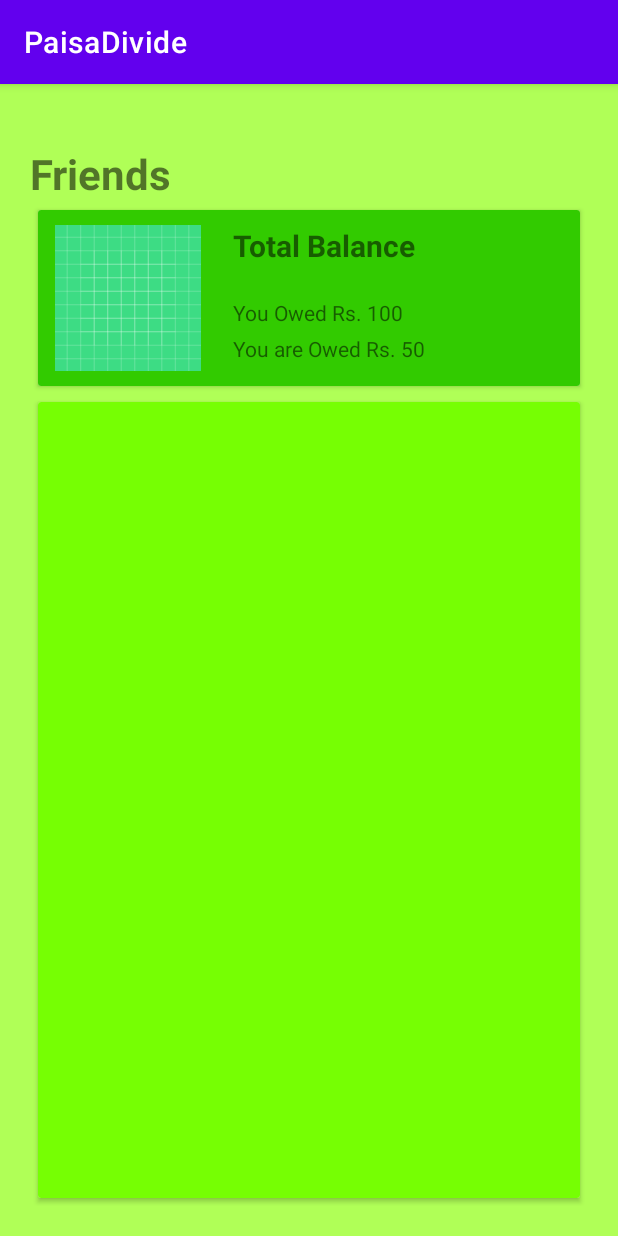
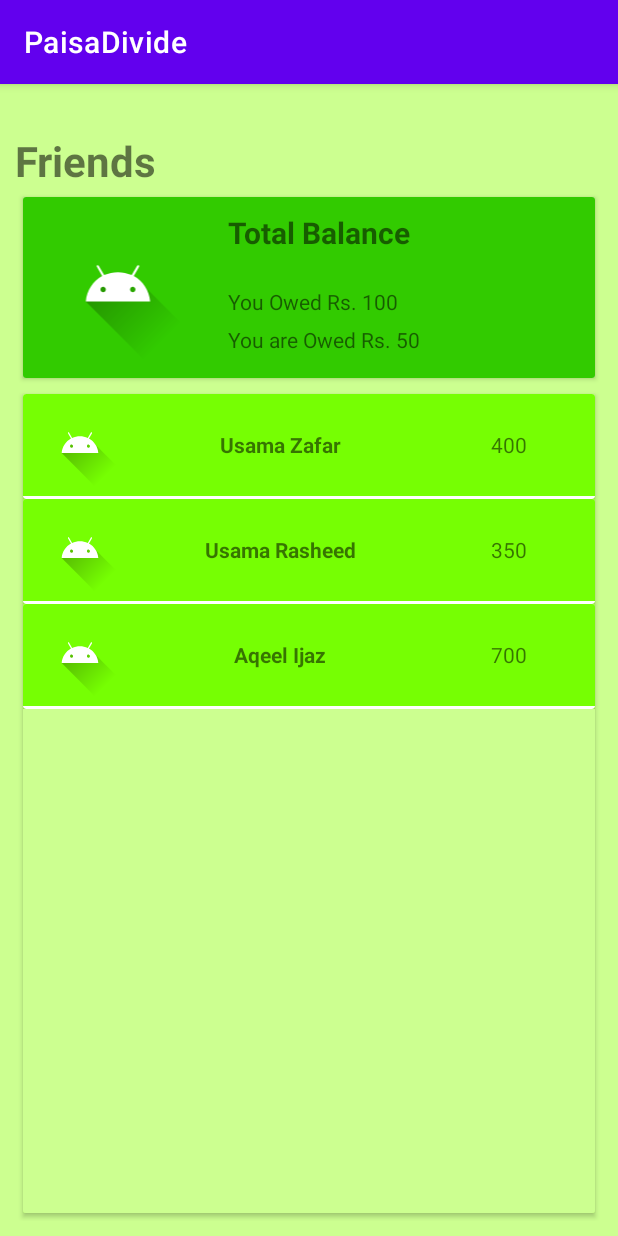
Before and after one commit to aqeel1211/PaisaDivide, an Android app: the screen it shows after launch (MainActivity), on a phone screen of 412 x 824 dp. Run offline under Robolectric (Android 15) with nearby library versions, the phone set to English and light mode, and no system bars.

Commit message:
Main activity Recycler View Complete

```diff
--- a/app/src/main/AndroidManifest.xml
+++ b/app/src/main/AndroidManifest.xml
@@ -9,6 +9,7 @@
         android:roundIcon="@mipmap/ic_launcher_round"
         android:supportsRtl="true"
         android:theme="@style/Theme.PaisaDivide">
+        <activity android:name=".SettleActivity"></activity>
         <activity android:name=".MainActivity">
             <intent-filter>
                 <action android:name="android.intent.action.MAIN" />
--- /dev/null
+++ b/app/src/main/java/com/example/paisadivide/Data.java
@@ -0,0 +1,38 @@
+package com.example.paisadivide;
+
+
+public class Data {
+    int image;
+    String name;
+    String amount;
+
+    public Data(int image, String name, String amount) {
+        this.image = image;
+        this.name = name;
+        this.amount = amount;
+    }
+
+    public int getImage() {
+        return image;
+    }
+
+    public void setImage(int image) {
+        this.image = image;
+    }
+
+    public String getName() {
+        return name;
+    }
+
+    public void setName(String name) {
+        this.name = name;
+    }
+
+    public String getAmount() {
+        return amount;
+    }
+
+    public void setAmount(String amount) {
+        this.amount = amount;
+    }
+}
--- a/app/src/main/java/com/example/paisadivide/MainActivity.java
+++ b/app/src/main/java/com/example/paisadivide/MainActivity.java
@@ -1,14 +1,50 @@
 package com.example.paisadivide;
 
 import androidx.appcompat.app.AppCompatActivity;
+import androidx.recyclerview.widget.LinearLayoutManager;
+import androidx.recyclerview.widget.RecyclerView;
 
 import android.os.Bundle;
+import android.widget.Toast;
 
-public class MainActivity extends AppCompatActivity {
+import java.util.ArrayList;
+import java.util.List;
+
+public class MainActivity extends AppCompatActivity implements MainAdapter.ManageTimeAdapterListen {
+
+    RecyclerView rv;
+    //Button add;
+
+
+    List<Data> contacts;
+    MainAdapter adapter;
 
     @Override
     protected void onCreate(Bundle savedInstanceState) {
         super.onCreate(savedInstanceState);
         setContentView(R.layout.activity_main);
+
+        contacts = new ArrayList<>();
+
+        contacts.add(new Data(R.drawable.ic_launcher_foreground, "Usama Zafar" , "400"));
+        contacts.add(new Data(R.drawable.ic_launcher_foreground, "Usama Rasheed" , "350"));
+        contacts.add(new Data(R.drawable.ic_launcher_foreground, "Aqeel Ijaz" , "700"));
+
+
+        rv = findViewById(R.id.rv);
+        RecyclerView.LayoutManager lm = new LinearLayoutManager(this);
+        rv.setLayoutManager(lm);
+        adapter = new MainAdapter(contacts, this);
+        rv.setAdapter(adapter);
+    }
+
+    @Override
+    public void onItemDeleteClick(Data deletItem) {
+
+    }
+
+    @Override
+    public void onItemEditClick(Data editItem) {
+
     }
 }
--- /dev/null
+++ b/app/src/main/java/com/example/paisadivide/MainAdapter.java
@@ -0,0 +1,101 @@
+package com.example.paisadivide;
+
+import android.content.Context;
+import android.os.Build;
+import android.view.LayoutInflater;
+import android.view.View;
+import android.view.ViewGroup;
+import android.widget.ImageView;
+import android.widget.RelativeLayout;
+import android.widget.TextView;
+import android.widget.Toast;
+
+import androidx.annotation.NonNull;
+import androidx.annotation.RequiresApi;
+import androidx.recyclerview.widget.RecyclerView;
+
+import java.util.List;
+
+
+public class MainAdapter extends RecyclerView.Adapter<MainAdapter.MyViewHolder> {
+    List<Data> ls;
+    Context c;
+    ManageTimeAdapterListen listener;
+
+    public MainAdapter(List<Data> ls, Context c) {
+        this.c = c;
+        this.ls = ls;
+        this.listener= listener;
+    }
+
+    @NonNull
+    @Override
+    public MainAdapter.MyViewHolder onCreateViewHolder(@NonNull ViewGroup parent, int viewType) {
+        View itemrow = LayoutInflater.from(c).inflate(R.layout.activity_main_row, parent, false);
+        return new MyViewHolder(itemrow);
+    }
+
+    @RequiresApi(api = Build.VERSION_CODES.LOLLIPOP)
+    @Override
+    public void onBindViewHolder(@NonNull MainAdapter.MyViewHolder holder, final int position) {
+
+        final Data currentItem =ls.get(position);
+
+        holder.name.setText(currentItem.getName());
+        holder.img.setImageDrawable(c.getDrawable(currentItem.getImage()));
+        holder.amount.setText(currentItem.getAmount());
+        holder.row.setOnClickListener(new View.OnClickListener() {
+            @Override
+            public void onClick(View v) {
+                Toast.makeText(c, position + "", Toast.LENGTH_SHORT).show();
+            }
+        });
+
+
+//        holder.edit.setOnClickListener(new View.OnClickListener() {
+//            @Override
+//            public void onClick(View view) {
+//                listener.onItemEditClick(currentItem);
+//            }
+//        });
+//
+//        holder.delete.setOnClickListener(new View.OnClickListener() {
+//            @Override
+//            public void onClick(View view) {
+//                listener.onItemDeleteClick(currentItem);
+//            }
+//        });
+    }
+
+    public void setContactList( List<Data> contactList){
+        // ls.clear();
+        ls = contactList;
+        notifyDataSetChanged();
+    }
+
+    @Override
+    public int getItemCount() {
+        return ls.size();
+    }
+
+    public class MyViewHolder extends RecyclerView.ViewHolder {
+        TextView name, amount;
+        ImageView img;
+        RelativeLayout row;
+
+        public MyViewHolder(@NonNull View itemView) {
+            super(itemView);
+            name = itemView.findViewById(R.id.name);
+            img = itemView.findViewById(R.id.img);
+            amount = itemView.findViewById(R.id.amount);
+            row = itemView.findViewById(R.id.row);
+//            delete = itemView.findViewById(R.id.delete);
+//            edit = itemView.findViewById(R.id.edit);
+        }
+    }
+
+    public interface  ManageTimeAdapterListen{
+        void onItemDeleteClick(Data deletItem);
+        void onItemEditClick(Data editItem);
+    }
+}
--- a/app/src/main/res/layout/activity_main.xml
+++ b/app/src/main/res/layout/activity_main.xml
@@ -5,8 +5,8 @@
     xmlns:tools="http://schemas.android.com/tools"
     android:layout_width="match_parent"
     android:layout_height="match_parent"
-    android:padding="20dp"
-    android:background="#b0ff57">
+    android:padding="10dp"
+    android:background="#ccff90">
 
     <LinearLayout
         android:weightSum="12"
@@ -39,7 +39,7 @@
                 android:layout_height="match_parent">
 
                 <ImageView
-                    android:src="@drawable/ic_launcher_background"
+                    android:src="@drawable/ic_launcher_foreground"
                     android:padding="10dp"
                     android:layout_weight="2"
                     android:layout_width="0dp"
@@ -90,14 +90,15 @@
             android:layout_weight="9">
 
             <RelativeLayout
-                android:background="#76ff03"
+                android:background="#b0ff57"
                 android:layout_width="match_parent"
                 android:layout_height="match_parent">
 
                 <androidx.recyclerview.widget.RecyclerView
                     android:id="@+id/rv"
+                    android:background="#ccff90"
                     android:layout_width="match_parent"
-                    android:layout_height="match_parent"/>
+                    android:layout_height="match_parent" />
 
             </RelativeLayout>
 
--- a/app/src/main/res/layout/activity_main_row.xml
+++ b/app/src/main/res/layout/activity_main_row.xml
@@ -1,11 +1,57 @@
 <?xml version="1.0" encoding="utf-8"?>
 <RelativeLayout
     android:id="@+id/row"
+    android:background="#b0ff57"
     android:orientation="vertical"
     xmlns:android="http://schemas.android.com/apk/res/android"
-    android:layout_margin="10dp"
     android:layout_width="match_parent"
-    android:layout_height="120dp">
+    android:layout_height="70dp">
+
+    <androidx.cardview.widget.CardView
+        android:elevation="20dp"
+        android:background="#b0ff57"
+        android:layout_width="match_parent"
+        android:layout_height="match_parent">
+
+        <LinearLayout
+            android:orientation="horizontal"
+            android:background="#76ff03"
+            android:layout_marginBottom="2dp"
+            android:weightSum="5"
+            android:layout_width="match_parent"
+            android:layout_height="match_parent">
+
+            <ImageView
+                android:id="@+id/img"
+                android:padding="5dp"
+                android:src="@drawable/ic_launcher_background"
+                android:layout_width="0dp"
+                android:layout_height="match_parent"
+                android:layout_weight="1"/>
+
+            <TextView
+                android:id="@+id/name"
+                android:layout_weight="2.5"
+                android:layout_width="0dp"
+                android:layout_height="match_parent"
+                android:text="Friend Name"
+                android:textStyle="bold"
+                android:layout_gravity="left"
+                android:gravity="center"/>
+
+            <TextView
+                android:id="@+id/amount"
+                android:layout_weight="1.5"
+                android:layout_width="0dp"
+                android:layout_height="match_parent"
+                android:layout_gravity="left"
+                android:gravity="center"
+                android:text="You Owe Rs. 25"/>
+
+
+        </LinearLayout>
+
+    </androidx.cardview.widget.CardView>
 
 
 </RelativeLayout>
```
